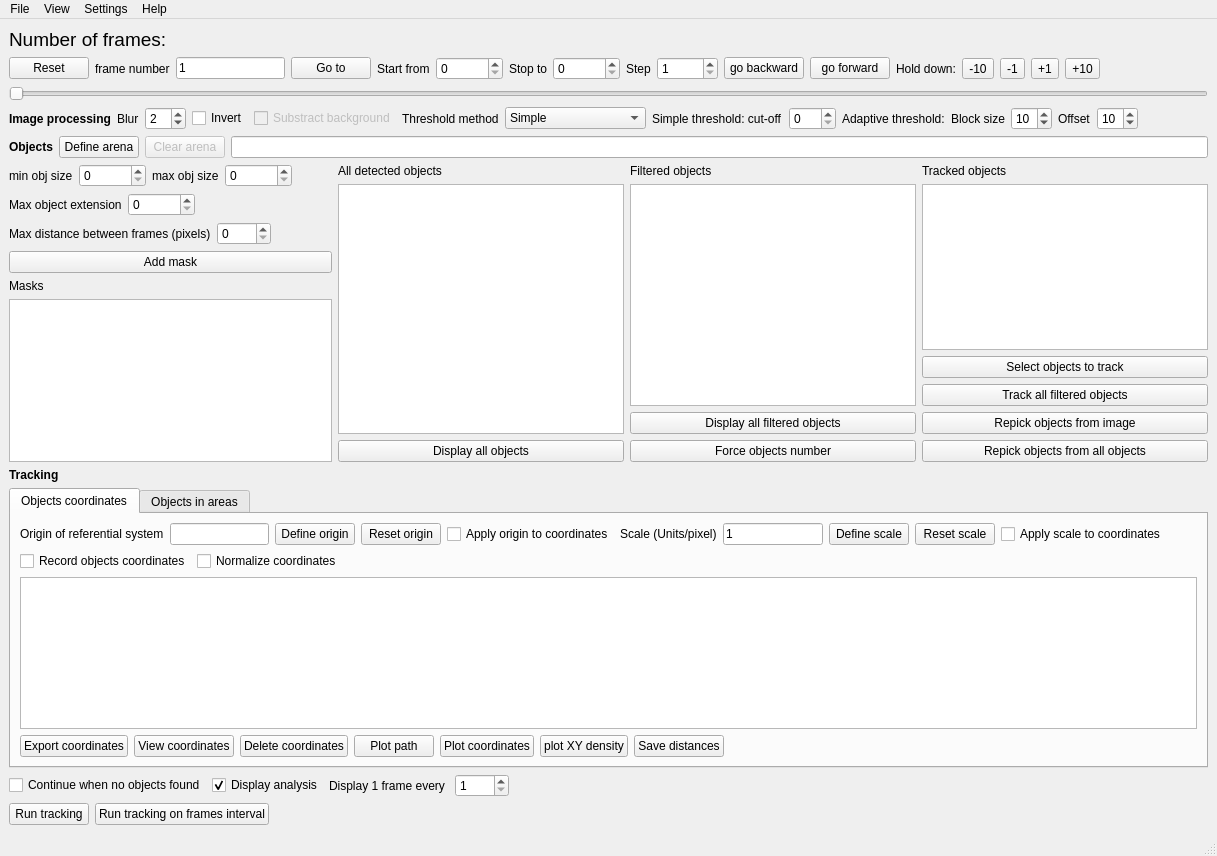
Above: doris/doris.ui from olivierfriard/DORIS before the change. Below: the same form after it.
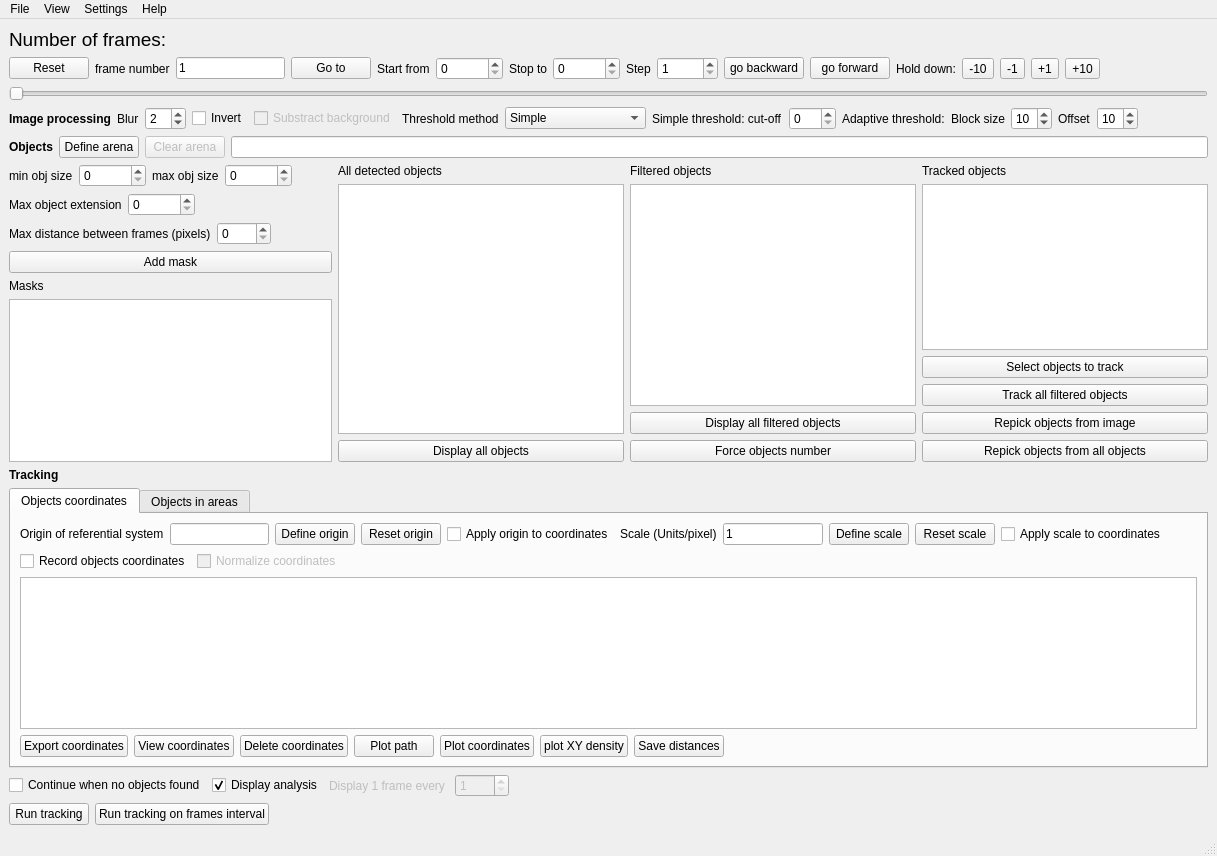
That is the form after the change.

What changed in the file:
```diff
--- a/doris/doris.ui
+++ b/doris/doris.ui
@@ -775,6 +775,9 @@
           </item>
           <item>
            <widget class="QCheckBox" name="cb_normalize_coordinates">
+            <property name="enabled">
+             <bool>false</bool>
+            </property>
             <property name="text">
              <string>Normalize coordinates</string>
             </property>
@@ -996,6 +999,9 @@
       </item>
       <item>
        <widget class="QLabel" name="label_15">
+        <property name="enabled">
+         <bool>false</bool>
+        </property>
         <property name="text">
          <string>Display 1 frame every </string>
         </property>
@@ -1003,6 +1009,9 @@
       </item>
       <item>
        <widget class="QSpinBox" name="sb_display_frequency">
+        <property name="enabled">
+         <bool>false</bool>
+        </property>
         <property name="minimum">
          <number>1</number>
         </property>
```
